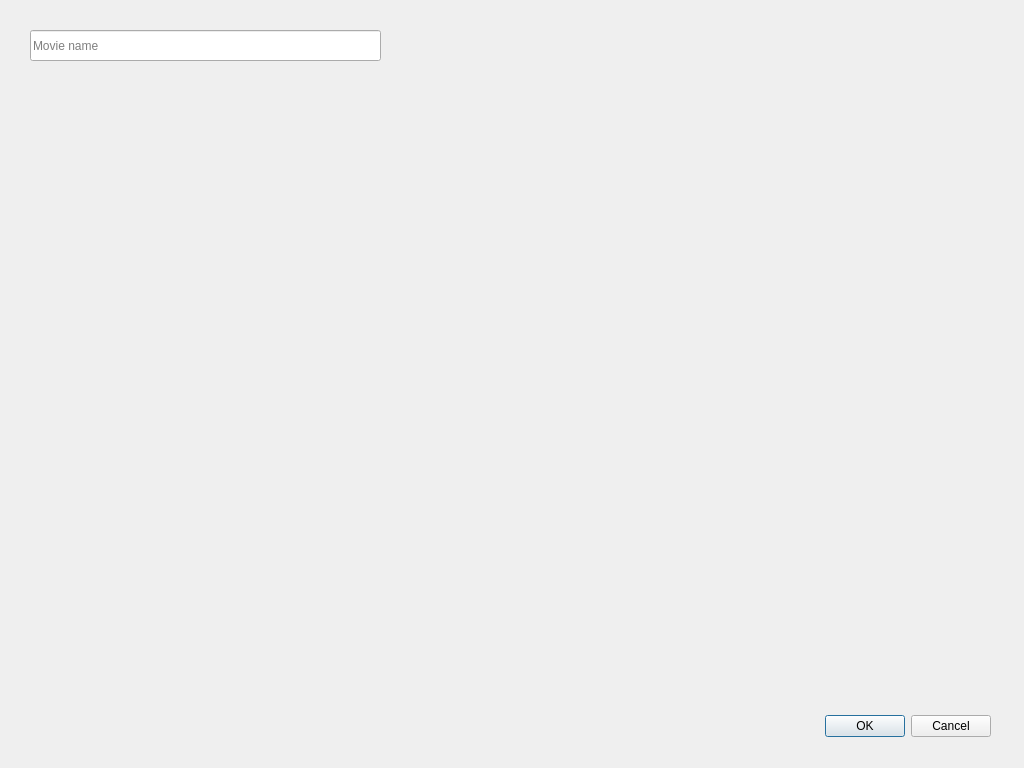
Above: addmovie.ui from DanziLLL/visual_course before the change. Below: the same form after it.
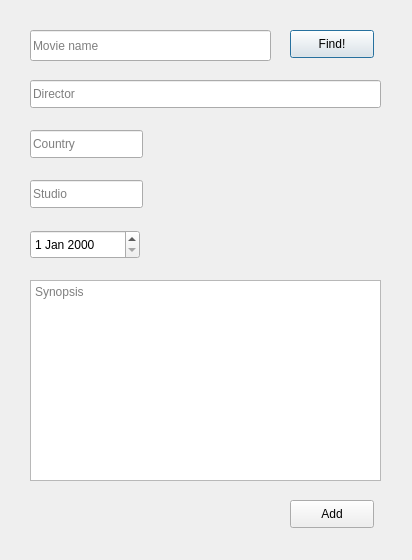
That is the form after the change.

```diff
--- a/addmovie.ui
+++ b/addmovie.ui
@@ -6,8 +6,8 @@
    <rect>
     <x>0</x>
     <y>0</y>
-    <width>1024</width>
-    <height>768</height>
+    <width>412</width>
+    <height>560</height>
    </rect>
   </property>
   <property name="sizePolicy">
@@ -19,28 +19,12 @@
   <property name="windowTitle">
    <string>Dialog</string>
   </property>
-  <widget class="QDialogButtonBox" name="buttonBox">
-   <property name="geometry">
-    <rect>
-     <x>650</x>
-     <y>710</y>
-     <width>341</width>
-     <height>32</height>
-    </rect>
-   </property>
-   <property name="orientation">
-    <enum>Qt::Horizontal</enum>
-   </property>
-   <property name="standardButtons">
-    <set>QDialogButtonBox::Cancel|QDialogButtonBox::Ok</set>
-   </property>
-  </widget>
-  <widget class="QLineEdit" name="lineEdit">
+  <widget class="QLineEdit" name="movieName">
    <property name="geometry">
     <rect>
      <x>30</x>
      <y>30</y>
-     <width>351</width>
+     <width>241</width>
      <height>31</height>
     </rect>
    </property>
@@ -48,6 +32,94 @@
     <string>Movie name</string>
    </property>
   </widget>
+  <widget class="QPushButton" name="btn_findMovie">
+   <property name="geometry">
+    <rect>
+     <x>290</x>
+     <y>30</y>
+     <width>84</width>
+     <height>28</height>
+    </rect>
+   </property>
+   <property name="text">
+    <string>Find!</string>
+   </property>
+  </widget>
+  <widget class="QPushButton" name="btn_addMovie">
+   <property name="geometry">
+    <rect>
+     <x>290</x>
+     <y>500</y>
+     <width>84</width>
+     <height>28</height>
+    </rect>
+   </property>
+   <property name="text">
+    <string>Add</string>
+   </property>
+  </widget>
+  <widget class="QLineEdit" name="director">
+   <property name="geometry">
+    <rect>
+     <x>30</x>
+     <y>80</y>
+     <width>351</width>
+     <height>28</height>
+    </rect>
+   </property>
+   <property name="placeholderText">
+    <string>Director</string>
+   </property>
+  </widget>
+  <widget class="QLineEdit" name="country">
+   <property name="geometry">
+    <rect>
+     <x>30</x>
+     <y>130</y>
+     <width>113</width>
+     <height>28</height>
+    </rect>
+   </property>
+   <property name="placeholderText">
+    <string>Country</string>
+   </property>
+  </widget>
+  <widget class="QLineEdit" name="studio">
+   <property name="geometry">
+    <rect>
+     <x>30</x>
+     <y>180</y>
+     <width>113</width>
+     <height>28</height>
+    </rect>
+   </property>
+   <property name="placeholderText">
+    <string>Studio</string>
+   </property>
+  </widget>
+  <widget class="QDateEdit" name="releaseDate">
+   <property name="geometry">
+    <rect>
+     <x>30</x>
+     <y>230</y>
+     <width>110</width>
+     <height>29</height>
+    </rect>
+   </property>
+  </widget>
+  <widget class="QTextEdit" name="synopsis">
+   <property name="geometry">
+    <rect>
+     <x>30</x>
+     <y>280</y>
+     <width>351</width>
+     <height>201</height>
+    </rect>
+   </property>
+   <property name="placeholderText">
+    <string>Synopsis</string>
+   </property>
+  </widget>
  </widget>
  <resources/>
  <connections>
```
Left out of the diff: 35 changed lines with no effect on the pictures.
